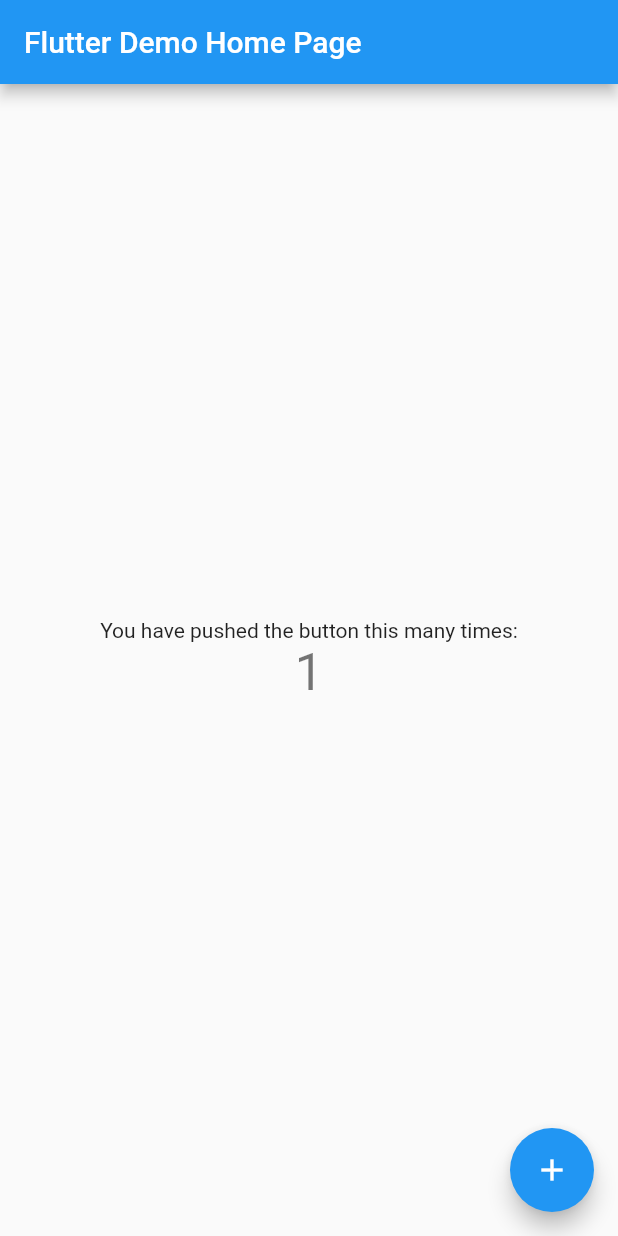
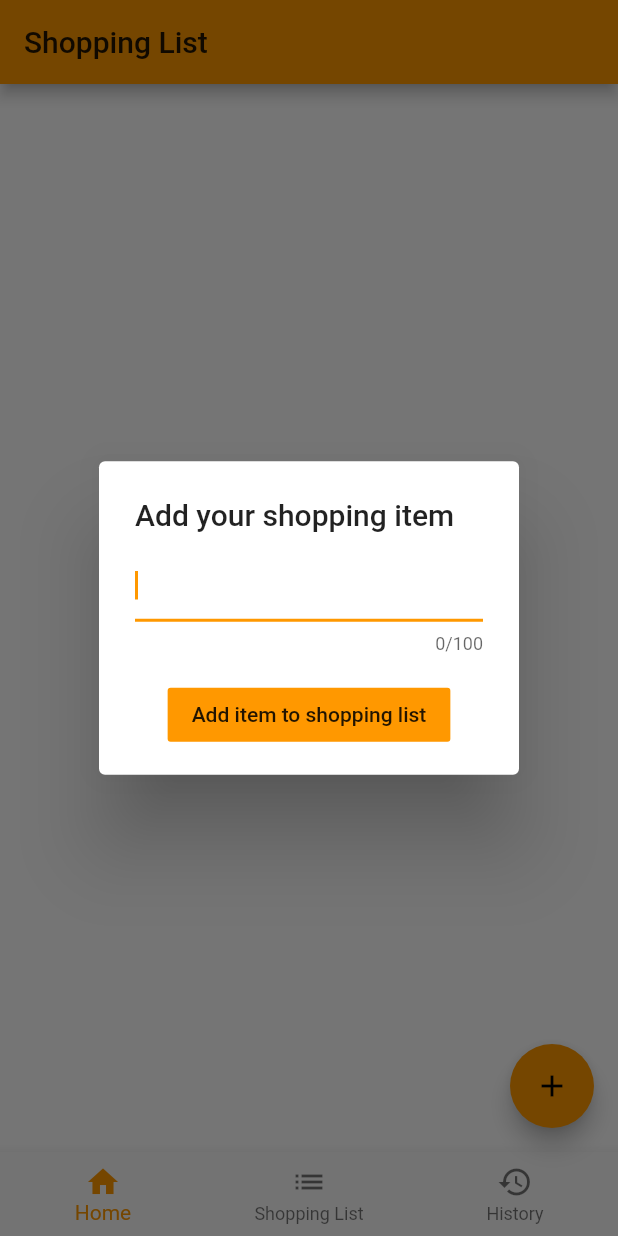
Before and after one commit to bukanevefiore/Shopping-List-App, a Flutter app: the screen it shows after launch, after a tap on the "add" icon, on a phone screen of 412 x 824 dp. Run offline on Flutter 3.47's test engine with Material 2 defaults, Android fonts, the phone set to English and light mode, and no system bars.

Commit message:
dialog+navgb

```diff
--- a/shoppinglist/lib/main.dart
+++ b/shoppinglist/lib/main.dart
@@ -1,113 +1,16 @@
 import 'package:flutter/material.dart';
+import 'package:shoppinglist/ui/shopping_list_page.dart';
 
 void main() {
-  runApp(MyApp());
+  runApp(ShoppingListApp());
 }
 
-class MyApp extends StatelessWidget {
-  // This widget is the root of your application.
+class ShoppingListApp extends StatelessWidget {
   @override
   Widget build(BuildContext context) {
     return MaterialApp(
-      title: 'Flutter Demo',
-      theme: ThemeData(
-        // This is the theme of your application.
-        //
-        // Try running your application with "flutter run". You'll see the
-        // application has a blue toolbar. Then, without quitting the app, try
-        // changing the primarySwatch below to Colors.green and then invoke
-        // "hot reload" (press "r" in the console where you ran "flutter run",
-        // or simply save your changes to "hot reload" in a Flutter IDE).
-        // Notice that the counter didn't reset back to zero; the application
-        // is not restarted.
-        primarySwatch: Colors.blue,
-      ),
-      home: MyHomePage(title: 'Flutter Demo Home Page'),
+      theme: ThemeData(primarySwatch: Colors.orange,backgroundColor: Colors.white),
+      home: ShoppingListPage(),
     );
   }
 }
-
-class MyHomePage extends StatefulWidget {
-  MyHomePage({Key key, this.title}) : super(key: key);
-
-  // This widget is the home page of your application. It is stateful, meaning
-  // that it has a State object (defined below) that contains fields that affect
-  // how it looks.
-
-  // This class is the configuration for the state. It holds the values (in this
-  // case the title) provided by the parent (in this case the App widget) and
-  // used by the build method of the State. Fields in a Widget subclass are
-  // always marked "final".
-
-  final String title;
-
-  @override
-  _MyHomePageState createState() => _MyHomePageState();
-}
-
-class _MyHomePageState extends State<MyHomePage> {
-  int _counter = 0;
-
-  void _incrementCounter() {
-    setState(() {
-      // This call to setState tells the Flutter framework that something has
-      // changed in this State, which causes it to rerun the build method below
-      // so that the display can reflect the updated values. If we changed
-      // _counter without calling setState(), then the build method would not be
-      // called again, and so nothing would appear to happen.
-      _counter++;
-    });
-  }
-
-  @override
-  Widget build(BuildContext context) {
-    // This method is rerun every time setState is called, for instance as done
-    // by the _incrementCounter method above.
-    //
-    // The Flutter framework has been optimized to make rerunning build methods
-    // fast, so that you can just rebuild anything that needs updating rather
-    // than having to individually change instances of widgets.
-    return Scaffold(
-      appBar: AppBar(
-        // Here we take the value from the MyHomePage object that was created by
-        // the App.build method, and use it to set our appbar title.
-        title: Text(widget.title),
-      ),
-      body: Center(
-        // Center is a layout widget. It takes a single child and positions it
-        // in the middle of the parent.
-        child: Column(
-          // Column is also a layout widget. It takes a list of children and
-          // arranges them vertically. By default, it sizes itself to fit its
-          // children horizontally, and tries to be as tall as its parent.
-          //
-          // Invoke "debug painting" (press "p" in the console, choose the
-          // "Toggle Debug Paint" action from the Flutter Inspector in Android
-          // Studio, or the "Toggle Debug Paint" command in Visual Studio Code)
-          // to see the wireframe for each widget.
-          //
-          // Column has various properties to control how it sizes itself and
-          // how it positions its children. Here we use mainAxisAlignment to
-          // center the children vertically; the main axis here is the vertical
-          // axis because Columns are vertical (the cross axis would be
-          // horizontal).
-          mainAxisAlignment: MainAxisAlignment.center,
-          children: <Widget>[
-            Text(
-              'You have pushed the button this many times:',
-            ),
-            Text(
-              '$_counter',
-              style: Theme.of(context).textTheme.headline4,
-            ),
-          ],
-        ),
-      ),
-      floatingActionButton: FloatingActionButton(
-        onPressed: _incrementCounter,
-        tooltip: 'Increment',
-        child: Icon(Icons.add),
-      ), // This trailing comma makes auto-formatting nicer for build methods.
-    );
-  }
-}
--- /dev/null
+++ b/shoppinglist/lib/ui/dialog/item_dialog.dart
@@ -0,0 +1,54 @@
+import 'package:flutter/material.dart';
+
+class ItemDialog extends StatefulWidget {
+  @override
+  _ItemDialogState createState() => _ItemDialogState();
+}
+
+class _ItemDialogState extends State<ItemDialog> {
+
+  final formKey=GlobalKey<FormState>(); // dialog içindeki form için key
+  String itemName;
+
+  @override
+  Widget build(BuildContext context) {
+    return SimpleDialog(
+      title: Text("Add your shopping item"),
+      children: <Widget>[
+        Container(
+          padding: EdgeInsets.symmetric(horizontal: 24),
+          child: Column(
+            children: <Widget>[
+              Form(
+                key: formKey,
+                child: TextFormField(
+                  maxLength: 100,
+                  onSaved: (value)=> itemName=value,
+                  autofocus: true,
+                  validator: (value){
+                    if(value.isEmpty){
+                      return "validation error";
+                    }
+                  },
+                ),),
+              SizedBox(height: 16,),
+              FlatButton(child: Text("Add item to shopping list"),
+                color: Theme.of(context).accentColor,
+                onPressed: saveForm,)
+            ],
+          ),
+        )
+      ],
+    );
+  }
+
+
+
+  void saveForm() {
+
+    formKey.currentState.save();
+    if(formKey.currentState.validate()){
+      Navigator.pop(context,itemName); // itenNmae alışveriş maddesinin list sayfasına gönderiyoruz
+    }
+  }
+}
--- /dev/null
+++ b/shoppinglist/lib/ui/shopping_list_page.dart
@@ -0,0 +1,58 @@
+import 'package:flutter/material.dart';
+import 'package:shoppinglist/ui/dialog/item_dialog.dart';
+
+class ShoppingListPage extends StatefulWidget {
+  @override
+  _ShoppingListPageState createState() => _ShoppingListPageState();
+}
+
+class _ShoppingListPageState extends State<ShoppingListPage> {
+
+  int selectedindex=0;  // sayfnın altındaki navigationbar sayfa geçişleri için
+  final PageController pageController=PageController();// sayfa geçiş kontrollr
+
+
+  @override
+  Widget build(BuildContext context) {
+    return Scaffold(
+      appBar: AppBar(title: Text("Shopping List"),),
+      floatingActionButton: FloatingActionButton(
+        onPressed: () async {
+          String itemName=await showDialog(context: context, builder: (BuildContext context)=>ItemDialog());
+        },
+        child: Icon(Icons.add),
+      ),
+      bottomNavigationBar: BottomNavigationBar(items: [
+        BottomNavigationBarItem(icon: Icon(Icons.home), title: Text("Home")),
+        BottomNavigationBarItem(icon: Icon(Icons.list), title: Text("Shopping List")),
+        BottomNavigationBarItem(icon: Icon(Icons.history), title: Text("History")),
+      ],
+      currentIndex: selectedindex,
+      onTap: onTap,),
+      body: PageView(
+        controller: pageController,
+        children: <Widget>[
+        Container(
+          color: Colors.white,
+        ),
+        Container(
+          color: Colors.white,
+        ),
+        Container(
+          color: Colors.white,
+        ),
+      ],),
+    );
+  }
+
+
+
+  void onTap(int value) {
+    setState(() {
+      selectedindex=value;
+    });
+    pageController.jumpToPage(value);
+
+  }
+
+}
--- a/shoppinglist/pubspec.yaml
+++ b/shoppinglist/pubspec.yaml
@@ -25,9 +25,11 @@ dependencies:
     sdk: flutter
 
 
+
   # The following adds the Cupertino Icons font to your application.
   # Use with the CupertinoIcons class for iOS style icons.
   cupertino_icons: ^1.0.2
+  http: ^0.13.1
 
 dev_dependencies:
   flutter_test:
```
